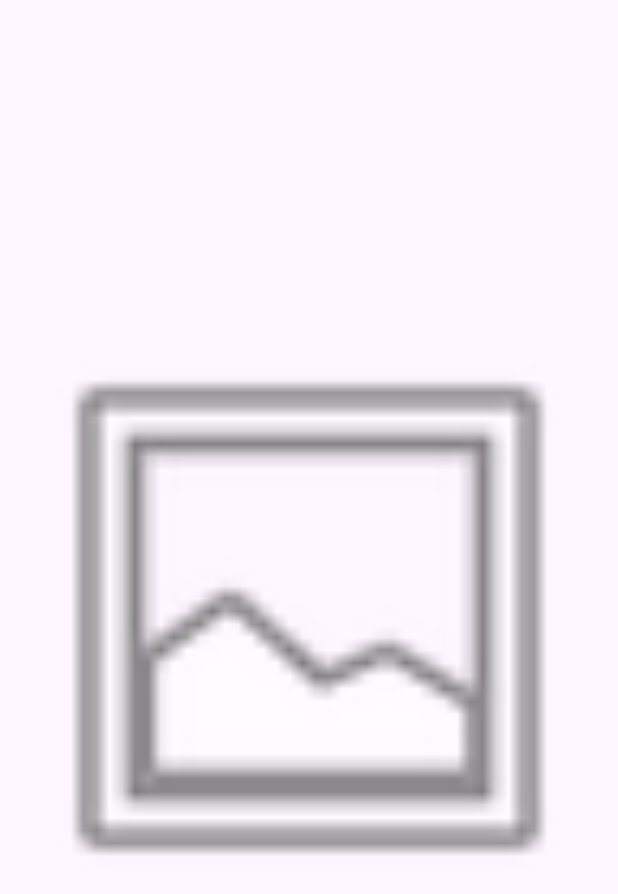
After one commit to Suresh-sanganaboyana-improve10x/MemeGenerator, an Android app: the layout activity_show_meme.xml on its own in the app's theme, with its tools: preview values and no code run, on a phone screen of 412 x 824 dp. The commit adds this screen. Shown: the top 894 px of the screen. Run offline under Robolectric (Android 15) with nearby library versions, the phone set to English and light mode, and no system bars.

Commit message:
I created another Activity for better view which is ShowMemeActivity.java

```diff
--- /dev/null
+++ b/app/src/main/res/layout/activity_show_meme.xml
@@ -0,0 +1,18 @@
+<?xml version="1.0" encoding="utf-8"?>
+<androidx.constraintlayout.widget.ConstraintLayout xmlns:android="http://schemas.android.com/apk/res/android"
+    xmlns:app="http://schemas.android.com/apk/res-auto"
+    xmlns:tools="http://schemas.android.com/tools"
+    android:layout_width="match_parent"
+    android:layout_height="match_parent"
+    tools:context=".ShowMemeActivity">
+
+    <ImageView
+        android:id="@+id/meme_img"
+        android:layout_width="0dp"
+        android:layout_height="0dp"
+        app:layout_constraintBottom_toBottomOf="parent"
+        app:layout_constraintEnd_toEndOf="parent"
+        app:layout_constraintStart_toStartOf="parent"
+        app:layout_constraintTop_toTopOf="parent"
+        app:srcCompat="@android:drawable/ic_menu_gallery" />
+</androidx.constraintlayout.widget.ConstraintLayout>
```
Also changed, not shown: app/src/main/AndroidManifest.xml (+9 -7 lines), app/src/main/java/com/example/memegenerator/MemeGeneratorActivity.java (+5 -5 lines), app/src/main/java/com/example/memegenerator/ShowMemeActivity.java (added, +27 -0 lines), app/src/main/res/layout/activity_meme_generator.xml (+0 -10 lines).
